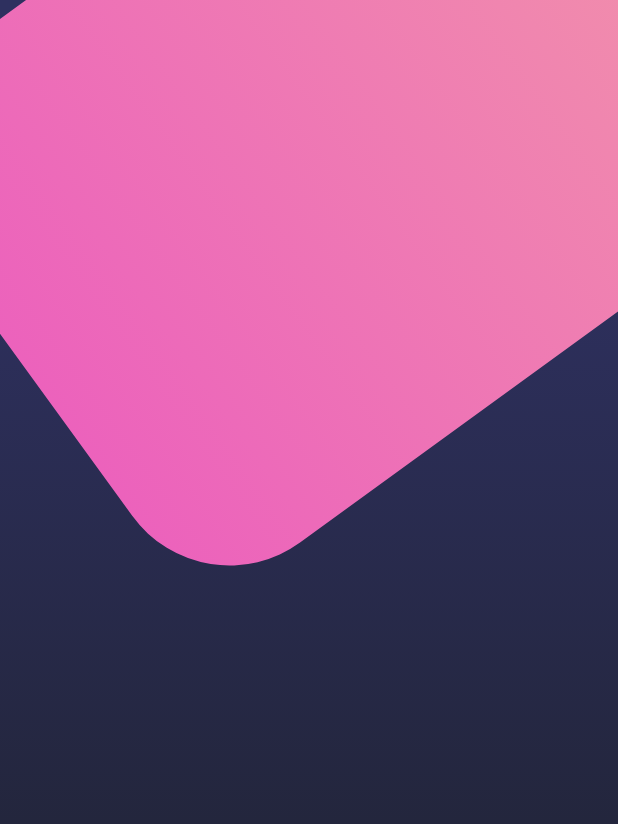
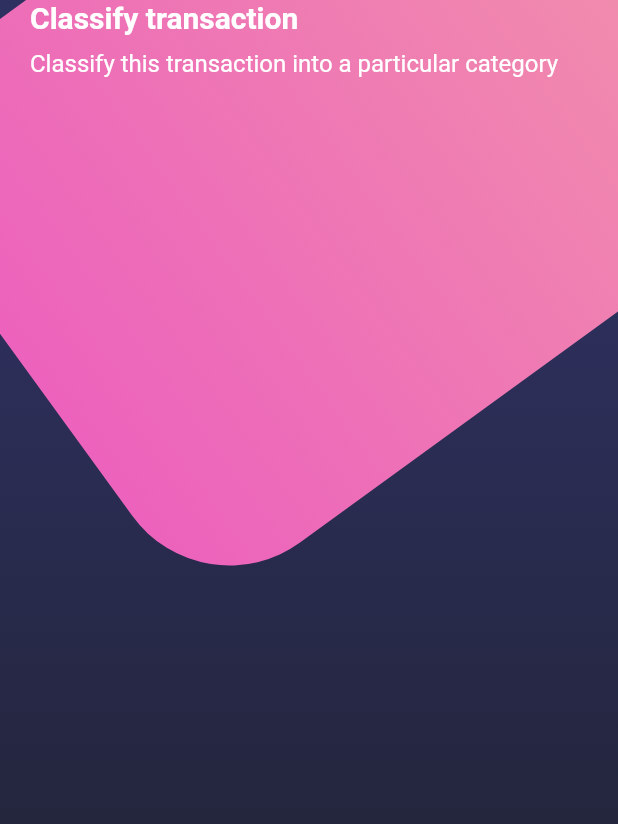
Before and after one commit to RommelOlachea/disenos_flutter, a Flutter app: the screen it shows after launch, on a phone screen of 412 x 824 dp. Shown: the top 824 px of the screen. Run offline on Flutter 3.47's test engine with Material 2 defaults, Android fonts, the phone set to English and light mode, and no system bars.

Commit message:
Diseño compuesto

```diff
--- a/lib/main.dart
+++ b/lib/main.dart
@@ -1,5 +1,6 @@
 import 'package:disenos/screens/home_screen.dart';
 import 'package:flutter/material.dart';
+import 'package:flutter/services.dart';
 import 'screens/screens.dart';
 
 void main() => runApp(const MyApp());
@@ -9,6 +10,7 @@ class MyApp extends StatelessWidget {
 
   @override
   Widget build(BuildContext context) {
+    SystemChrome.setSystemUIOverlayStyle(SystemUiOverlayStyle.light);
     return MaterialApp(
       debugShowCheckedModeBanner: false,
       title: 'Material App',
--- a/lib/screens/home_screen.dart
+++ b/lib/screens/home_screen.dart
@@ -1,5 +1,5 @@
 import 'package:flutter/material.dart';
-import 'package:disenos/widgets/background.dart';
+import '../widgets/widgets.dart';
 
 class HomeScreen extends StatelessWidget {
   const HomeScreen({Key? key}) : super(key: key);
@@ -10,7 +10,22 @@ class HomeScreen extends StatelessWidget {
         body: Stack(
       children: [
         Background(),
+        _HomeBody(),
       ],
     ));
   }
 }
+
+class _HomeBody extends StatelessWidget {
+  @override
+  Widget build(BuildContext context) {
+    return SingleChildScrollView(
+      child: Column(
+        children: [
+          //Titles
+          PageTitle(),
+        ],
+      ),
+    );
+  }
+}
--- a/lib/widgets/background.dart
+++ b/lib/widgets/background.dart
@@ -1,5 +1,4 @@
 import 'dart:math';
-
 import 'package:flutter/material.dart';
 
 class Background extends StatelessWidget {
--- /dev/null
+++ b/lib/widgets/page_title.dart
@@ -0,0 +1,37 @@
+import 'package:flutter/material.dart';
+
+class PageTitle extends StatelessWidget {
+  const PageTitle({Key? key}) : super(key: key);
+
+  @override
+  Widget build(BuildContext context) {
+    return SafeArea(
+      bottom: false,
+      child: Container(
+        margin: const EdgeInsets.symmetric(horizontal: 20),
+        child: Column(
+          crossAxisAlignment: CrossAxisAlignment.start,
+          children: const [
+            Text(
+              'Classify transaction',
+              style: TextStyle(
+                  fontSize: 20,
+                  fontWeight: FontWeight.bold,
+                  color: Colors.white),
+            ),
+            SizedBox(
+              height: 10,
+            ),
+            Text(
+              'Classify this transaction into a particular category',
+              style: TextStyle(
+                  fontSize: 16,
+                  fontWeight: FontWeight.normal,
+                  color: Colors.white),
+            ),
+          ],
+        ),
+      ),
+    );
+  }
+}
--- /dev/null
+++ b/lib/widgets/widgets.dart
@@ -0,0 +1,2 @@
+export 'package:disenos/widgets/background.dart';
+export 'package:disenos/widgets/page_title.dart';
```
